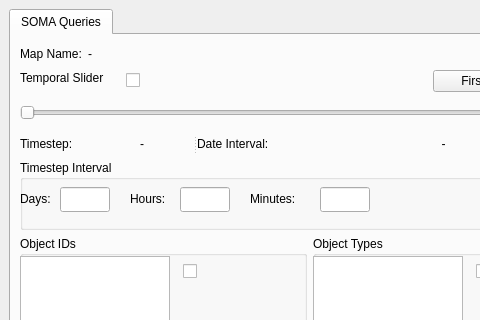
Old version of the form soma_visualizer/ui/mainwindow.ui in the repository strands-project/soma; both pictures show x 0 to 480 and y 0 to 320 of the 619 by 857 pixel window.
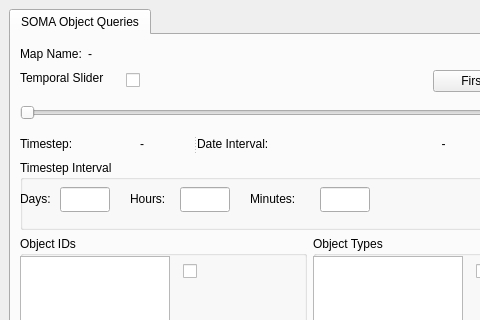
New version of the form.

Commit message: The memory management problem of soma visualizer has been fixed. Draw most recent functionality has been added to the soma roi drawer. Various bug fixes in soma visualizer

The edit to the form file:
```diff
--- a/soma_visualizer/ui/mainwindow.ui
+++ b/soma_visualizer/ui/mainwindow.ui
@@ -22,7 +22,7 @@
       </property>
       <widget class="QWidget" name="tab">
        <attribute name="title">
-        <string>SOMA Queries</string>
+        <string>SOMA Object Queries</string>
        </attribute>
        <layout class="QVBoxLayout" name="verticalLayout_3">
         <item>
```
The commit also changes 5 other files.
